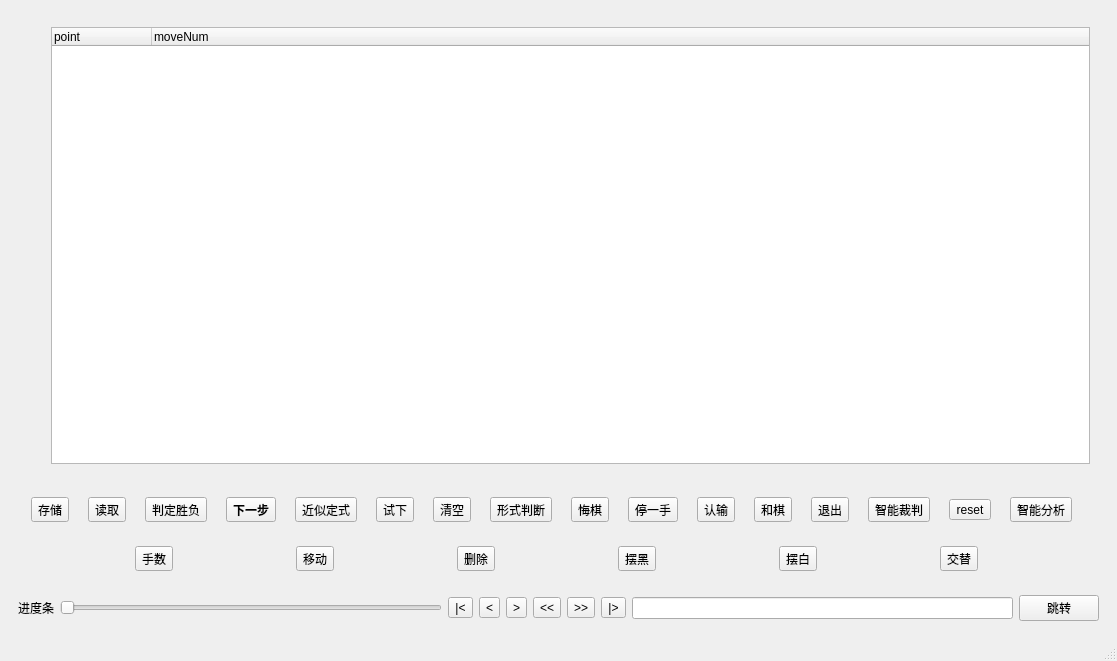
First picture: the form in mainwindow.ui, repository huwei12345/weiqi, before the edit.
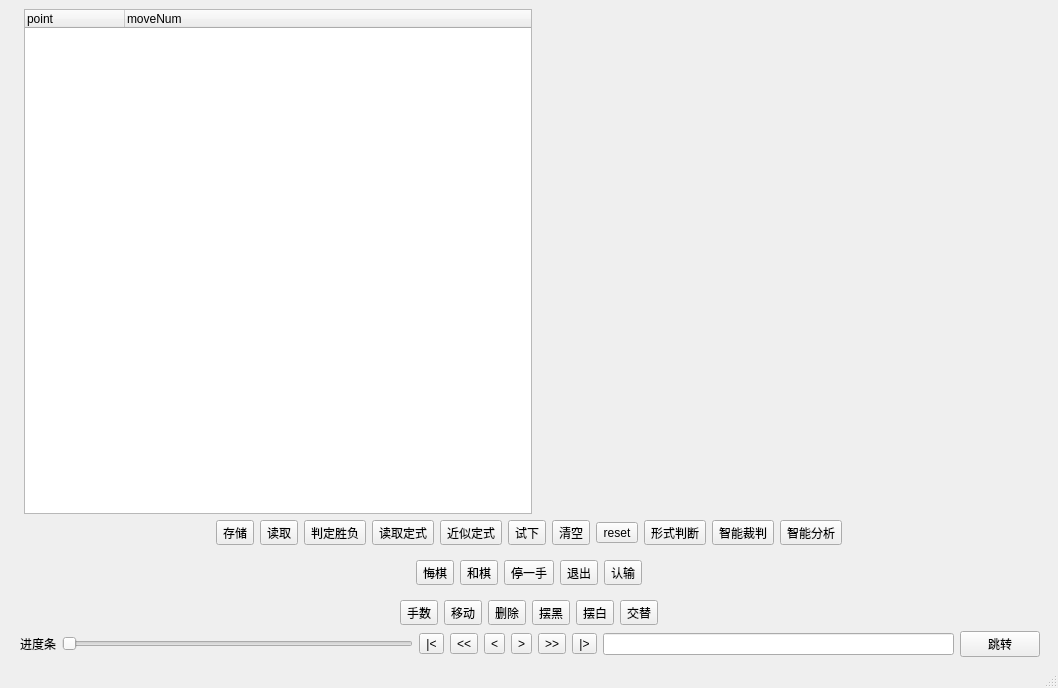
Second picture: the form after the edit.

Patch:
```diff
--- a/mainwindow.ui
+++ b/mainwindow.ui
@@ -6,8 +6,8 @@
    <rect>
     <x>0</x>
     <y>0</y>
-    <width>1117</width>
-    <height>661</height>
+    <width>1058</width>
+    <height>688</height>
    </rect>
   </property>
   <property name="windowTitle">
@@ -18,14 +18,51 @@
     <item>
      <widget class="QWidget" name="gameWidget" native="true">
       <layout class="QHBoxLayout" name="horizontalLayout_4">
+       <property name="topMargin">
+        <number>0</number>
+       </property>
+       <property name="bottomMargin">
+        <number>0</number>
+       </property>
        <item>
         <widget class="QWidget" name="panWidget" native="true">
-         <layout class="QHBoxLayout" name="horizontalLayout_5"/>
+         <layout class="QHBoxLayout" name="horizontalLayout_5">
+          <property name="spacing">
+           <number>0</number>
+          </property>
+          <property name="leftMargin">
+           <number>0</number>
+          </property>
+          <property name="topMargin">
+           <number>0</number>
+          </property>
+          <property name="rightMargin">
+           <number>0</number>
+          </property>
+          <property name="bottomMargin">
+           <number>0</number>
+          </property>
+         </layout>
         </widget>
        </item>
        <item>
         <widget class="QWidget" name="widget_2" native="true">
          <layout class="QHBoxLayout" name="horizontalLayout_6">
+          <property name="spacing">
+           <number>0</number>
+          </property>
+          <property name="leftMargin">
+           <number>0</number>
+          </property>
+          <property name="topMargin">
+           <number>0</number>
+          </property>
+          <property name="rightMargin">
+           <number>0</number>
+          </property>
+          <property name="bottomMargin">
+           <number>0</number>
+          </property>
           <item>
            <widget class="QTreeWidget" name="pieceTree">
             <column>
@@ -40,6 +77,19 @@
             </column>
            </widget>
           </item>
+          <item>
+           <spacer name="horizontalSpacer">
+            <property name="orientation">
+             <enum>Qt::Horizontal</enum>
+            </property>
+            <property name="sizeHint" stdset="0">
+             <size>
+              <width>40</width>
+              <height>20</height>
+             </size>
+            </property>
+           </spacer>
+          </item>
          </layout>
         </widget>
        </item>
@@ -49,6 +99,25 @@
     <item>
      <widget class="QWidget" name="processWidget" native="true">
       <layout class="QHBoxLayout" name="horizontalLayout">
+       <property name="topMargin">
+        <number>0</number>
+       </property>
+       <property name="bottomMargin">
+        <number>0</number>
+       </property>
+       <item>
+        <spacer name="horizontalSpacer_6">
+         <property name="orientation">
+          <enum>Qt::Horizontal</enum>
+         </property>
+         <property name="sizeHint" stdset="0">
+          <size>
+           <width>40</width>
+           <height>20</height>
+          </size>
+         </property>
+        </spacer>
+       </item>
        <item>
         <widget class="QToolButton" name="storeBtn">
          <property name="text">
@@ -71,14 +140,9 @@
         </widget>
        </item>
        <item>
-        <widget class="QToolButton" name="toolButton_26">
-         <property name="font">
-          <font>
-           <bold>true</bold>
-          </font>
-         </property>
+        <widget class="QToolButton" name="toolButton_2">
          <property name="text">
-          <string>下一步</string>
+          <string>读取定式</string>
          </property>
         </widget>
        </item>
@@ -103,6 +167,13 @@
          </property>
         </widget>
        </item>
+       <item>
+        <widget class="QToolButton" name="toolButton">
+         <property name="text">
+          <string>reset</string>
+         </property>
+        </widget>
+       </item>
        <item>
         <widget class="QToolButton" name="judgeBtn">
          <property name="text">
@@ -117,26 +188,58 @@
         </widget>
        </item>
        <item>
+        <widget class="QToolButton" name="toolButton_10">
+         <property name="text">
+          <string>智能裁判</string>
+         </property>
+        </widget>
+       </item>
+       <item>
+        <widget class="QToolButton" name="toolButton_11">
+         <property name="text">
+          <string>智能分析</string>
+         </property>
+        </widget>
+       </item>
+       <item>
+        <spacer name="horizontalSpacer_7">
+         <property name="orientation">
+          <enum>Qt::Horizontal</enum>
+         </property>
+         <property name="sizeHint" stdset="0">
+          <size>
+           <width>40</width>
+           <height>20</height>
+          </size>
+         </property>
+        </spacer>
+       </item>
+      </layout>
+     </widget>
+    </item>
+    <item>
+     <widget class="QWidget" name="widget" native="true">
+      <layout class="QHBoxLayout" name="horizontalLayout_7">
+       <item>
+        <spacer name="horizontalSpacer_4">
+         <property name="orientation">
+          <enum>Qt::Horizontal</enum>
+         </property>
+         <property name="sizeHint" stdset="0">
+          <size>
+           <width>40</width>
+           <height>20</height>
+          </size>
+         </property>
+        </spacer>
+       </item>
+       <item>
         <widget class="QToolButton" name="toolButton_6">
          <property name="text">
           <string>悔棋</string>
          </property>
         </widget>
        </item>
-       <item>
-        <widget class="QToolButton" name="toolButton_19">
-         <property name="text">
-          <string>停一手</string>
-         </property>
-        </widget>
-       </item>
-       <item>
-        <widget class="QToolButton" name="toolButton_7">
-         <property name="text">
-          <string>认输</string>
-         </property>
-        </widget>
-       </item>
        <item>
         <widget class="QToolButton" name="toolButton_8">
          <property name="text">
@@ -144,6 +247,13 @@
          </property>
         </widget>
        </item>
+       <item>
+        <widget class="QToolButton" name="toolButton_19">
+         <property name="text">
+          <string>停一手</string>
+         </property>
+        </widget>
+       </item>
        <item>
         <widget class="QToolButton" name="toolButton_9">
          <property name="text">
@@ -152,25 +262,24 @@
         </widget>
        </item>
        <item>
-        <widget class="QToolButton" name="toolButton_10">
+        <widget class="QToolButton" name="toolButton_7">
          <property name="text">
-          <string>智能裁判</string>
+          <string>认输</string>
          </property>
         </widget>
        </item>
        <item>
-        <widget class="QToolButton" name="toolButton">
-         <property name="text">
-          <string>reset</string>
+        <spacer name="horizontalSpacer_5">
+         <property name="orientation">
+          <enum>Qt::Horizontal</enum>
          </property>
-        </widget>
-       </item>
-       <item>
-        <widget class="QToolButton" name="toolButton_11">
-         <property name="text">
-          <string>智能分析</string>
+         <property name="sizeHint" stdset="0">
+          <size>
+           <width>40</width>
+           <height>20</height>
+          </size>
          </property>
-        </widget>
+        </spacer>
        </item>
       </layout>
      </widget>
@@ -178,6 +287,25 @@
     <item>
      <widget class="QWidget" name="testWidget" native="true">
       <layout class="QHBoxLayout" name="horizontalLayout_3">
+       <property name="topMargin">
+        <number>0</number>
+       </property>
+       <property name="bottomMargin">
+        <number>0</number>
+       </property>
+       <item>
+        <spacer name="horizontalSpacer_3">
+         <property name="orientation">
+          <enum>Qt::Horizontal</enum>
+         </property>
+         <property name="sizeHint" stdset="0">
+          <size>
+           <width>40</width>
+           <height>20</height>
+          </size>
+         </property>
+        </spacer>
+       </item>
        <item>
         <widget class="QToolButton" name="toolButton_20">
          <property name="text">
@@ -220,12 +348,34 @@
          </property>
         </widget>
        </item>
+       <item>
+        <spacer name="horizontalSpacer_2">
+         <property name="orientation">
+          <enum>Qt::Horizontal</enum>
+         </property>
+         <property name="sizeHint" stdset="0">
+          <size>
+           <width>40</width>
+           <height>20</height>
+          </size>
+         </property>
+        </spacer>
+       </item>
       </layout>
      </widget>
     </item>
     <item>
      <widget class="QWidget" name="watchWidget" native="true">
       <layout class="QHBoxLayout" name="horizontalLayout_2">
+       <property name="leftMargin">
+        <number>11</number>
+       </property>
+       <property name="topMargin">
+        <number>0</number>
+       </property>
+       <property name="bottomMargin">
+        <number>0</number>
+       </property>
        <item>
         <widget class="QLabel" name="label">
          <property name="text">
@@ -248,7 +398,14 @@
         </widget>
        </item>
        <item>
-        <widget class="QToolButton" name="toolButton_12">
+        <widget class="QToolButton" name="leftFive">
+         <property name="text">
+          <string>&lt;&lt;</string>
+         </property>
+        </widget>
+       </item>
+       <item>
+        <widget class="QToolButton" name="leftOne">
          <property name="text">
           <string>&lt;</string>
          </property>
@@ -262,14 +419,7 @@
         </widget>
        </item>
        <item>
-        <widget class="QToolButton" name="toolButton_16">
-         <property name="text">
-          <string>&lt;&lt;</string>
-         </property>
-        </widget>
-       </item>
-       <item>
-        <widget class="QToolButton" name="toolButton_17">
+        <widget class="QToolButton" name="rightFive">
          <property name="text">
           <string>&gt;&gt;</string>
          </property>
```
Left out of the diff: 10 changed lines with no effect on the pictures.
